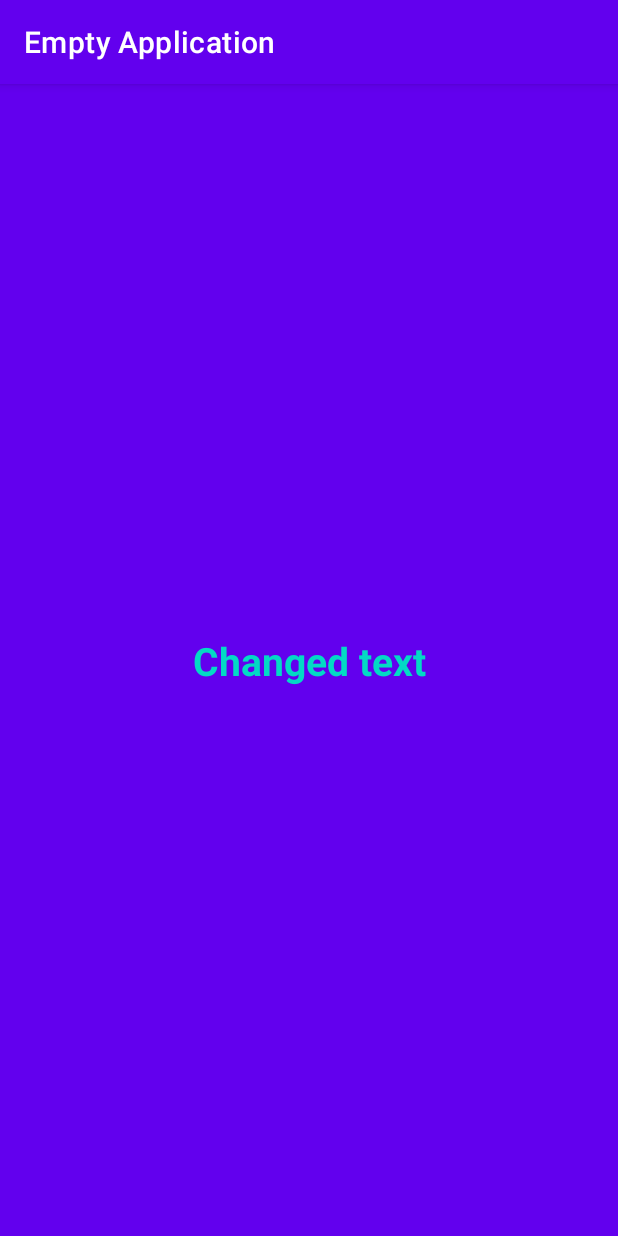
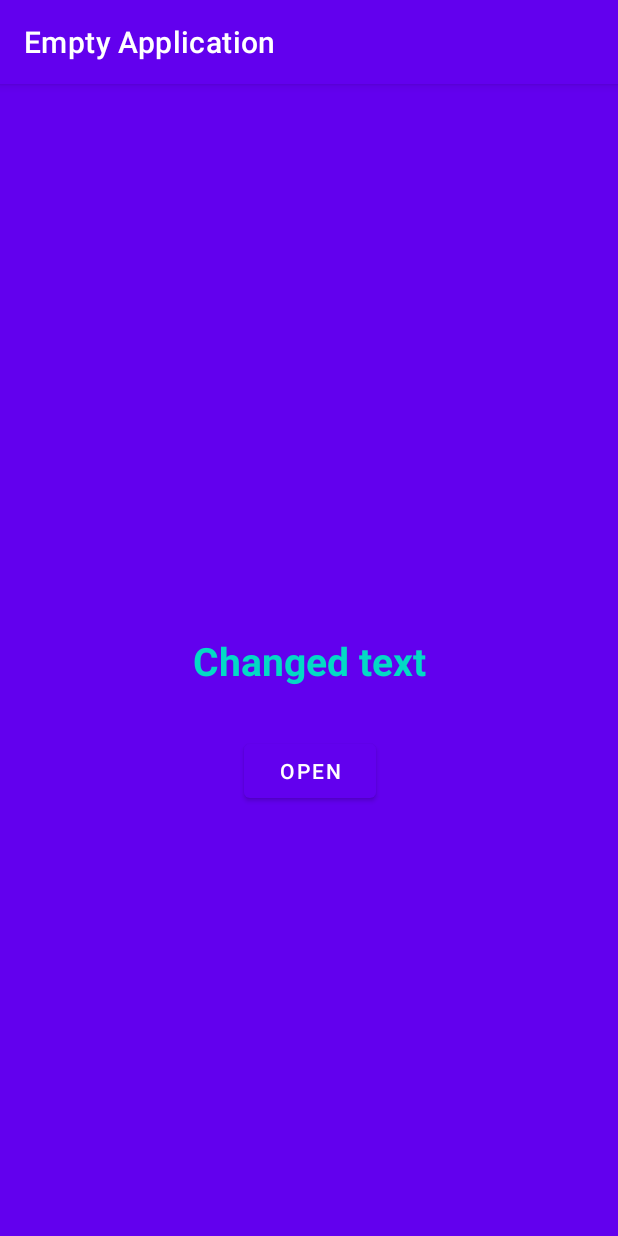
Before and after one commit to froggyman6000/EmptyApplication, an Android app: the screen it shows after launch (MainActivity), on a phone screen of 412 x 824 dp. Run offline under Robolectric (Android 15) with nearby library versions, the phone set to English and light mode, and no system bars.

Commit message:
Add "Open" button to activity_main.xml

```diff
--- a/app/src/main/res/layout/activity_main.xml
+++ b/app/src/main/res/layout/activity_main.xml
@@ -20,4 +20,14 @@
         app:layout_constraintStart_toStartOf="parent"
         app:layout_constraintTop_toTopOf="parent" />
 
+    <com.google.android.material.button.MaterialButton
+        android:id="@+id/buttonOpen"
+        android:layout_width="wrap_content"
+        android:layout_height="wrap_content"
+        android:layout_marginTop="32dp"
+        android:text="@string/MainActivity_buttonOpen"
+        app:layout_constraintEnd_toEndOf="@+id/myTextView"
+        app:layout_constraintStart_toStartOf="@+id/myTextView"
+        app:layout_constraintTop_toBottomOf="@+id/myTextView" />
+
 </androidx.constraintlayout.widget.ConstraintLayout>
--- a/app/src/main/res/values/strings.xml
+++ b/app/src/main/res/values/strings.xml
@@ -2,4 +2,5 @@
     <string name="app_name">Empty Application</string>
     <string name="sayHello">Hi there!</string>
     <string name="secondMessage">Changed text</string>
+    <string name="MainActivity_buttonOpen">Open</string>
 </resources>
```
